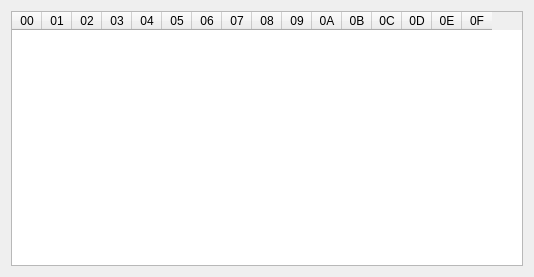
The window that XDBF/binarydialog.ui (hetelek/XDBF-Manager) describes before a commit, drawn with Qt 5.
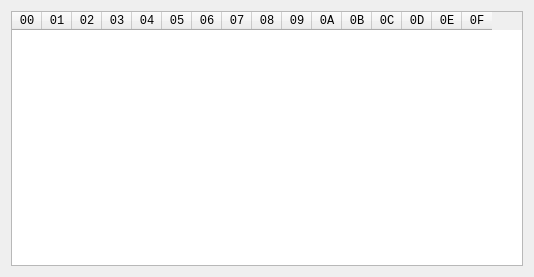
The same window after the commit.

```diff
--- a/XDBF/binarydialog.ui
+++ b/XDBF/binarydialog.ui
@@ -10,6 +10,11 @@
     <height>277</height>
    </rect>
   </property>
+  <property name="font">
+   <font>
+    <family>Arial</family>
+   </font>
+  </property>
   <property name="windowTitle">
    <string>Binary Setting Entry</string>
   </property>
@@ -19,6 +24,11 @@
   <layout class="QVBoxLayout" name="verticalLayout">
    <item>
     <widget class="QTableWidget" name="tableWidget">
+     <property name="font">
+      <font>
+       <family>Courier New</family>
+      </font>
+     </property>
      <property name="lineWidth">
       <number>1</number>
      </property>
```
